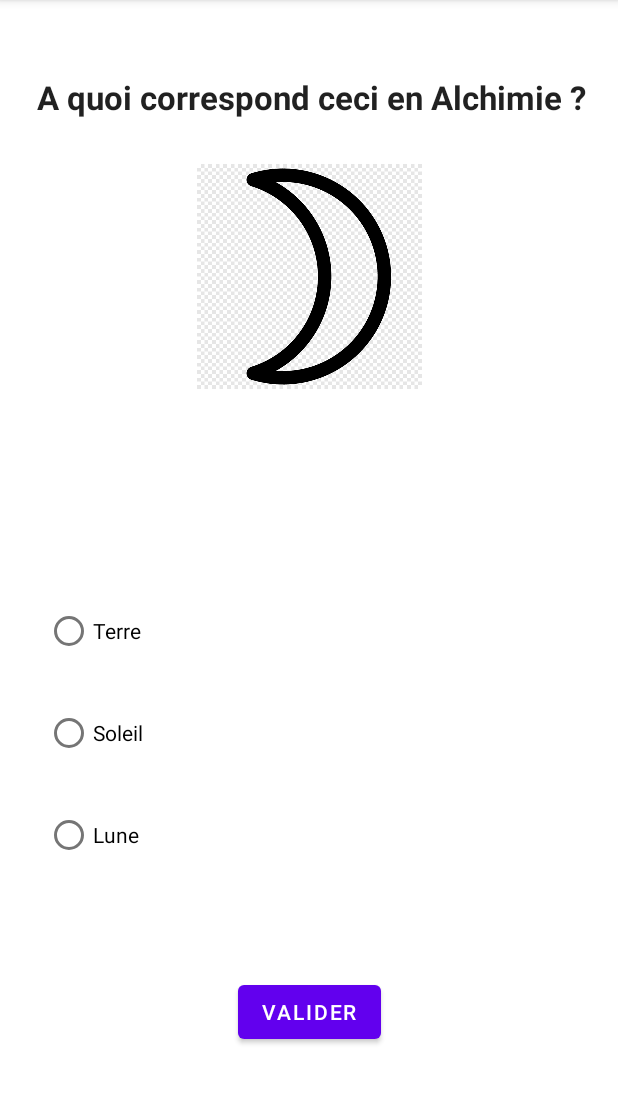
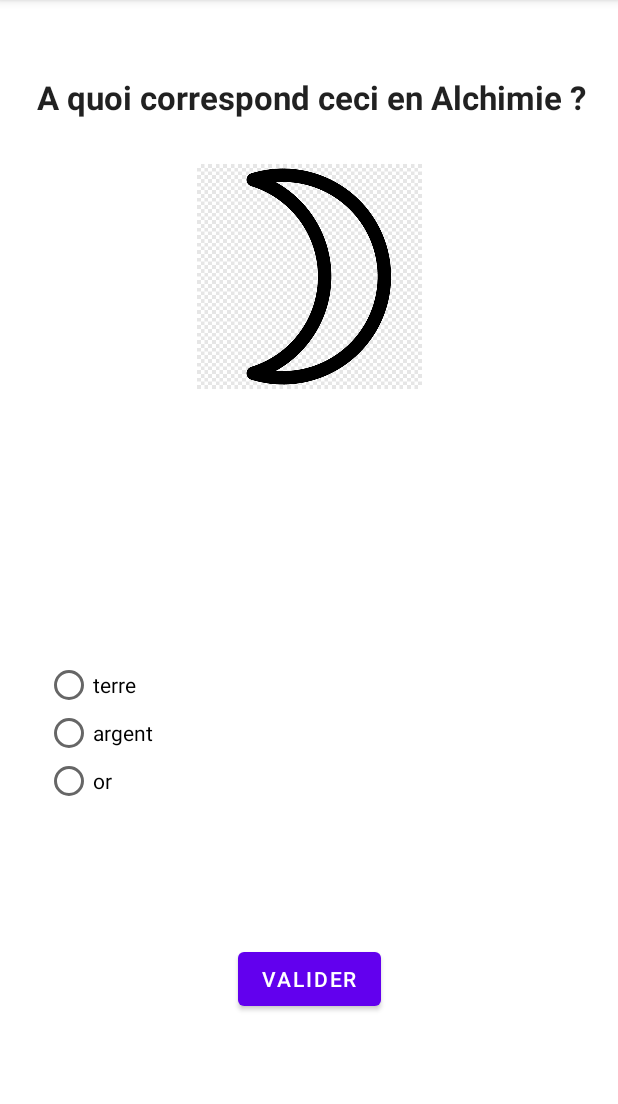
Before and after one commit to coding-factory-classrooms/android-l2-flashcards-groupe-7-alchimie, an Android app: the screen it shows after launch (MainActivity), on a phone screen of 412 x 824 dp, the part 84-1188 px from its top. Run offline under Robolectric (Android 15) with nearby library versions, the phone set to English and light mode, and no system bars.

Commit message:
Story 3 done

```diff
--- /dev/null
+++ b/app/src/main/java/com/team7/flashcard_alchimie/FlashCard.java
@@ -0,0 +1,17 @@
+package com.team7.flashcard_alchimie;
+
+import java.util.ArrayList;
+
+public class FlashCard {
+    String question;
+    int image;
+    ArrayList<String> answers;
+    String goodAnswer;
+
+    public FlashCard(String question, int image, ArrayList<String> answers, String goodAnswer) {
+        this.question = question;
+        this.image = image;
+        this.answers = answers;
+        this.goodAnswer = goodAnswer;
+    }
+}
--- a/app/src/main/java/com/team7/flashcard_alchimie/MainActivity.java
+++ b/app/src/main/java/com/team7/flashcard_alchimie/MainActivity.java
@@ -1,41 +1,86 @@
 package com.team7.flashcard_alchimie;
 
 import androidx.appcompat.app.AppCompatActivity;
+import androidx.constraintlayout.widget.ConstraintLayout;
 
 import android.os.Bundle;
+import android.util.Log;
 import android.view.View;
 import android.widget.Button;
+import android.widget.ImageView;
+import android.widget.LinearLayout;
 import android.widget.RadioButton;
 import android.widget.RadioGroup;
+import android.widget.TextView;
 import android.widget.Toast;
+
+import java.util.ArrayList;
+import java.util.Arrays;
+import java.util.Collection;
+import java.util.Collections;
 
 public class MainActivity extends AppCompatActivity {
 
     private RadioGroup radioGroup;
     private Button submit;
-    private RadioButton radio_button_lune;
+    private ArrayList<String> answers;
+    private ArrayList<String> randomAnswers;
+    private int randomInt;
 
     @Override
     protected void onCreate(Bundle savedInstanceState) {
         super.onCreate(savedInstanceState);
         setContentView(R.layout.activity_main);
 
+        ArrayList<String> answerss = new ArrayList<>();
+        answerss.add("terre");
+        answerss.add("or");
+        answerss.add("argent");
+        Collections.shuffle(answerss);
+        FlashCard flashCard = new FlashCard("A quoi correspond ceci en Alchimie ?", R.drawable.lune_argent, answerss, "argent");
+        TextView question = findViewById(R.id.questionTextView);
+        ImageView imageView = findViewById(R.id.imageView);
+        question.setText(flashCard.question);
+        imageView.setImageResource(flashCard.image);
+
         submit = findViewById(R.id.submitButton);
         radioGroup = findViewById(R.id.radioGroup);
-        radio_button_lune = findViewById(R.id.radio_button_lune);
+        //answers = new ArrayList<>(Arrays.asList("air", "arsenic", "cuivre", "venus", "eau", "etain", "jupiter", "fer", "mars", "feu", "lune", "argent", "mercure", "or", "soleil", "pierre philosophale", "plomb", "sature", "salpetre", "soufre", "terre", "vitrol"));
 
+        /*randomAnswers = new ArrayList<>();
+        while (randomAnswers.size() < 3){
+            randomInt = (int)(Math.random() * ((answers.size()) + 1));
+            randomAnswers.add(answers.get(randomInt));
+        }*/
+
+        RadioButton goodRadioButton = null;
+        for (int i = 0; i < flashCard.answers.size(); i++) {
+            RadioButton myButton = new RadioButton(MainActivity.this);
+            myButton.setText(flashCard.answers.get(i));
+            if (myButton.getText()==flashCard.goodAnswer){
+                goodRadioButton = myButton;
+            }
+            ConstraintLayout.LayoutParams constraintLayout = new ConstraintLayout.LayoutParams(RadioGroup.LayoutParams.MATCH_PARENT, RadioGroup.LayoutParams.WRAP_CONTENT);
+            float scale = getResources().getDisplayMetrics().density;
+            constraintLayout.setMargins(0, (int) ((30 - 0.5f)/scale),0,0);
+            myButton.setLayoutParams(constraintLayout);
+            radioGroup.addView(myButton);
+        }
+
+        RadioButton finalGoodRadioButton = goodRadioButton;
         submit.setOnClickListener(new View.OnClickListener() {
             @Override
             public void onClick(View v) {
+
                 int checkedRadioButtonId = radioGroup.getCheckedRadioButtonId();
                 if (checkedRadioButtonId == View.NO_ID){
                     Toast.makeText(MainActivity.this, "Il faut faire des choix dans la vie", Toast.LENGTH_SHORT).show();
                     return;
                 }
-                if (checkedRadioButtonId == radio_button_lune.getId()){
+                if (checkedRadioButtonId == finalGoodRadioButton.getId()){
                     Toast.makeText(MainActivity.this, "GG à toi mon bro !", Toast.LENGTH_SHORT).show();
                 } else {
-                    Toast.makeText(MainActivity.this, "Tu pue la merde ! \nLa bonne réponse c'est " + radio_button_lune.getText(), Toast.LENGTH_SHORT).show();
+                    Toast.makeText(MainActivity.this, "Tu pue la merde ! \nLa bonne réponse c'est " + finalGoodRadioButton.getText(), Toast.LENGTH_SHORT).show();
                 }
             }
         });
--- a/app/src/main/res/layout/activity_main.xml
+++ b/app/src/main/res/layout/activity_main.xml
@@ -7,7 +7,7 @@
     tools:context=".MainActivity">
 
     <TextView
-        android:id="@+id/textView"
+        android:id="@+id/questionTextView"
         android:layout_width="wrap_content"
         android:layout_height="wrap_content"
         android:layout_marginTop="50dp"
@@ -26,7 +26,7 @@
         android:layout_marginTop="30dp"
         app:layout_constraintEnd_toEndOf="parent"
         app:layout_constraintStart_toStartOf="parent"
-        app:layout_constraintTop_toBottomOf="@+id/textView"
+        app:layout_constraintTop_toBottomOf="@+id/questionTextView"
         app:srcCompat="@drawable/lune_argent" />
 
     <RadioGroup
@@ -41,28 +41,7 @@
         app:layout_constraintBottom_toBottomOf="parent"
         app:layout_constraintEnd_toEndOf="parent"
         app:layout_constraintStart_toStartOf="parent"
-        app:layout_constraintTop_toBottomOf="@+id/imageView">
-
-        <RadioButton
-            android:id="@+id/radio_button_terre"
-            android:layout_width="match_parent"
-            android:layout_height="wrap_content"
-            android:text="Terre" />
-
-        <RadioButton
-            android:id="@+id/radio_button_soleil"
-            android:layout_width="match_parent"
-            android:layout_height="wrap_content"
-            android:layout_marginTop="20dp"
-            android:text="Soleil" />
-
-        <RadioButton
-            android:id="@+id/radio_button_lune"
-            android:layout_width="match_parent"
-            android:layout_height="match_parent"
-            android:layout_marginTop="20dp"
-            android:text="Lune" />
-    </RadioGroup>
+        app:layout_constraintTop_toBottomOf="@+id/imageView"/>
 
     <Button
         android:id="@+id/submitButton"
```
